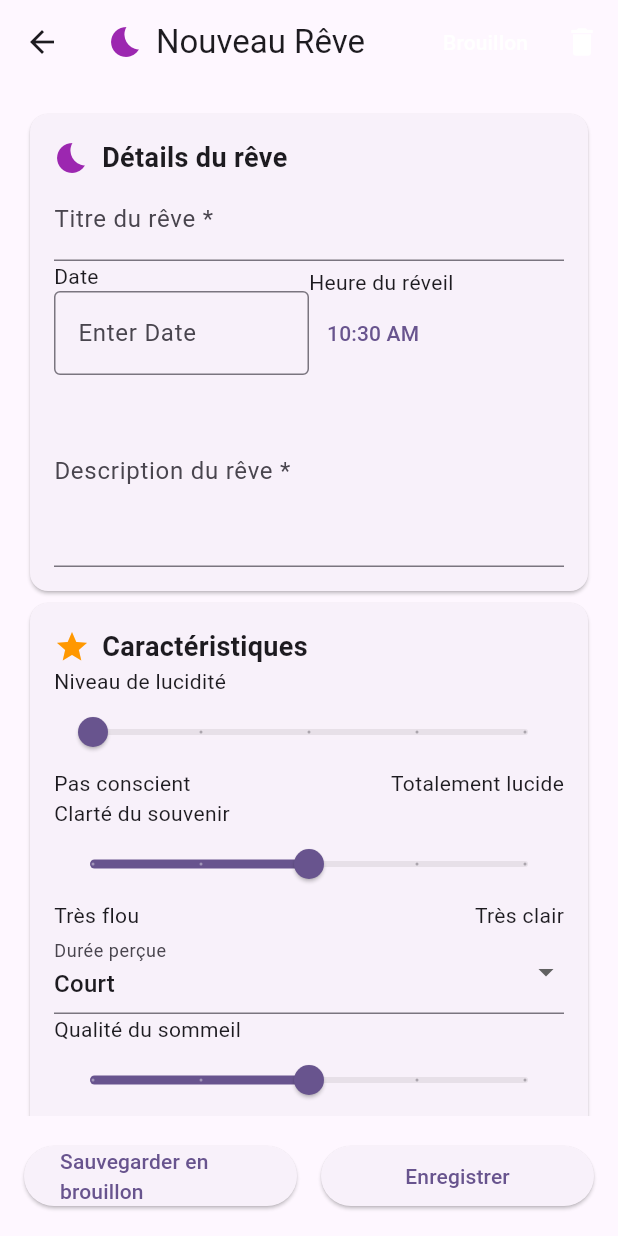
After one commit to conseil-benjamin/dreamary_flutter, a Flutter app: the AddDreamScreen screen opened by its route, on a phone screen of 412 x 824 dp. The commit adds this screen. Run offline on Flutter 3.47's test engine with Material 3 defaults, Android fonts, the light colour scheme and no system bars; our stand-ins replace animate_do, firebase_auth, firebase_core, google_sign_in; accounts and stored records are empty; network calls fail.

Commit message:
feat: starting to implement the screen: add_new_dream.dart

```diff
--- a/lib/features/auth/presentation/pages/login_screen.dart
+++ b/lib/features/auth/presentation/pages/login_screen.dart
@@ -44,6 +44,7 @@ class LoginScreen extends StatelessWidget {
               ElevatedButton.icon(
                 onPressed: () {
                   signInWithGoogle().then((UserCredential userCredential) {
+                    Navigator.pushNamed(context, '/add_new_dream');
                     ScaffoldMessenger.of(context).showSnackBar(
                       SnackBar(
                         content: Text('Connexion réussie : ${userCredential.user?.displayName}'),
--- /dev/null
+++ b/lib/features/newDream/presentation/pages/add_new_dream.dart
@@ -0,0 +1,478 @@
+import 'package:flutter/material.dart';
+
+class AddDreamScreen extends StatefulWidget {
+  @override
+  _AddDreamScreenState createState() => _AddDreamScreenState();
+}
+
+class _AddDreamScreenState extends State<AddDreamScreen> {
+  final _formKey = GlobalKey<FormState>();
+  String _title = '';
+  String _description = '';
+  DateTime _date = DateTime.now();
+  TimeOfDay _time = TimeOfDay.now();
+  int _lucidity = 1;
+  int _clarity = 3;
+  String _duration = 'Court';
+  int _sleepQuality = 3;
+  String _mood = 'Joyeux';
+  bool _isNightmare = false;
+  bool _isRecurring = false;
+  List<String> _tags = [];
+  List<String> predefinedTags = [
+    "Vol", "Eau", "Famille", "Animaux", "Ville", "Nature", "Poursuite", "École"
+  ];
+
+  Future<void> _selectDate(BuildContext context) async {
+    final DateTime? picked = await showDatePicker(
+      context: context,
+      initialDate: _date,
+      firstDate: DateTime(2000),
+      lastDate: DateTime(2101),
+    );
+    if (picked != null && picked != _date)
+      setState(() {
+        _date = picked;
+      });
+  }
+
+  Future<void> _selectTime(BuildContext context) async {
+    final TimeOfDay? picked = await showTimePicker(
+      context: context,
+      initialTime: _time,
+    );
+    if (picked != null && picked != _time)
+      setState(() {
+        _time = picked;
+      });
+  }
+
+  void _addTag(String tag) {
+    if (tag.isNotEmpty && !_tags.contains(tag)) {
+      setState(() {
+        _tags.add(tag);
+      });
+    }
+  }
+
+  void _removeTag(String tag) {
+    setState(() {
+      _tags.remove(tag);
+    });
+  }
+
+  @override
+  Widget build(BuildContext context) {
+    final firstDate = DateTime(DateTime.now().year - 120);
+    final lastDate = DateTime.now();
+
+    return Scaffold(
+      appBar: AppBar(
+        title: Row(
+          children: [
+            Icon(Icons.bedtime, color: Colors.purple),
+            SizedBox(width: 8),
+            Text('Nouveau Rêve'),
+          ],
+        ),
+        actions: [
+          TextButton(
+            onPressed: () {
+              // Sauvegarder en brouillon
+            },
+            child: Text('Brouillon', style: TextStyle(color: Colors.white)),
+          ),
+          IconButton(
+            icon: Icon(Icons.delete, color: Colors.white),
+            onPressed: () {
+              _formKey.currentState?.reset();
+            },
+          ),
+        ],
+      ),
+      body: SingleChildScrollView(
+        padding: EdgeInsets.all(16.0),
+        child: Form(
+          key: _formKey,
+          child: Column(
+            crossAxisAlignment: CrossAxisAlignment.start,
+            children: [
+              Card(
+                child: Padding(
+                  padding: EdgeInsets.all(16.0),
+                  child: Column(
+                    crossAxisAlignment: CrossAxisAlignment.start,
+                    children: [
+                      Row(
+                        children: [
+                          Icon(Icons.bedtime, color: Colors.purple),
+                          SizedBox(width: 8),
+                          Text('Détails du rêve', style: TextStyle(fontSize: 18, fontWeight: FontWeight.bold)),
+                        ],
+                      ),
+                      TextFormField(
+                        decoration: InputDecoration(labelText: 'Titre du rêve *'),
+                        validator: (value) {
+                          if (value == null || value.isEmpty) {
+                            return 'Veuillez entrer un titre';
+                          }
+                          return null;
+                        },
+                        onSaved: (value) {
+                          _title = value!;
+                        },
+                      ),
+                      Row(
+                        children: [
+                          Expanded(
+                            child: Column(
+                              crossAxisAlignment: CrossAxisAlignment.start,
+                              children: [
+                                Text('Date'),
+                                InputDatePickerFormField(firstDate: firstDate, lastDate: lastDate,)
+                              ],
+                            ),
+                          ),
+                          Expanded(
+                            child: Column(
+                              crossAxisAlignment: CrossAxisAlignment.start,
+                              children: [
+                                Text('Heure du réveil'),
+                                TextButton(
+                                  onPressed: () => _selectTime(context),
+                                  child: Text(_time.format(context)),
+                                ),
+                              ],
+                            ),
+                          ),
+                        ],
+                      ),
+                      TextFormField(
+                        decoration: InputDecoration(labelText: 'Description du rêve *'),
+                        maxLines: 4,
+                        validator: (value) {
+                          if (value == null || value.isEmpty) {
+                            return 'Veuillez entrer une description';
+                          }
+                          return null;
+                        },
+                        onSaved: (value) {
+                          _description = value!;
+                        },
+                      ),
+                    ],
+                  ),
+                ),
+              ),
+              Card(
+                child: Padding(
+                  padding: EdgeInsets.all(16.0),
+                  child: Column(
+                    crossAxisAlignment: CrossAxisAlignment.start,
+                    children: [
+                      Row(
+                        children: [
+                          Icon(Icons.star, color: Colors.orange),
+                          SizedBox(width: 8),
+                          Text('Caractéristiques', style: TextStyle(fontSize: 18, fontWeight: FontWeight.bold)),
+                        ],
+                      ),
+                      Column(
+                        crossAxisAlignment: CrossAxisAlignment.start,
+                        children: [
+                          Text('Niveau de lucidité'),
+                          Slider(
+                            value: _lucidity.toDouble(),
+                            min: 1,
+                            max: 5,
+                            divisions: 4,
+                            label: _lucidity.toString(),
+                            onChanged: (value) {
+                              setState(() {
+                                _lucidity = value.toInt();
+                              });
+                            },
+                          ),
+                          Row(
+                            mainAxisAlignment: MainAxisAlignment.spaceBetween,
+                            children: [
+                              Text('Pas conscient'),
+                              Text('Totalement lucide'),
+                            ],
+                          ),
+                        ],
+                      ),
+                      Column(
+                        crossAxisAlignment: CrossAxisAlignment.start,
+                        children: [
+                          Text('Clarté du souvenir'),
+                          Slider(
+                            value: _clarity.toDouble(),
+                            min: 1,
+                            max: 5,
+                            divisions: 4,
+                            label: _clarity.toString(),
+                            onChanged: (value) {
+                              setState(() {
+                                _clarity = value.toInt();
+                              });
+                            },
+                          ),
+                          Row(
+                            mainAxisAlignment: MainAxisAlignment.spaceBetween,
+                            children: [
+                              Text('Très flou'),
+                              Text('Très clair'),
+                            ],
+                          ),
+                        ],
+                      ),
+                      DropdownButtonFormField<String>(
+                        value: _duration,
+                        decoration: InputDecoration(labelText: 'Durée perçue'),
+                        items: ['Court', 'Moyen', 'Long', 'Très long'].map((String value) {
+                          return DropdownMenuItem<String>(
+                            value: value,
+                            child: Text(value),
+                          );
+                        }).toList(),
+                        onChanged: (newValue) {
+                          setState(() {
+                            _duration = newValue!;
+                          });
+                        },
+                      ),
+                      Column(
+                        crossAxisAlignment: CrossAxisAlignment.start,
+                        children: [
+                          Text('Qualité du sommeil'),
+                          Slider(
+                            value: _sleepQuality.toDouble(),
+                            min: 1,
+                            max: 5,
+                            divisions: 4,
+                            label: _sleepQuality.toString(),
+                            onChanged: (value) {
+                              setState(() {
+                                _sleepQuality = value.toInt();
+                              });
+                            },
+                          ),
+                          Row(
+                            mainAxisAlignment: MainAxisAlignment.spaceBetween,
+                            children: [
+                              Text('Très mauvais'),
+                              Text('Excellent'),
+                            ],
+                          ),
+                        ],
+                      ),
+                    ],
+                  ),
+                ),
+              ),
+              Card(
+                child: Padding(
+                  padding: EdgeInsets.all(16.0),
+                  child: Column(
+                    crossAxisAlignment: CrossAxisAlignment.start,
+                    children: [
+                      Row(
+                        children: [
+                          Icon(Icons.favorite, color: Colors.pink),
+                          SizedBox(width: 8),
+                          Text('Émotions et type', style: TextStyle(fontSize: 18, fontWeight: FontWeight.bold)),
+                        ],
+                      ),
+                      Text('Humeur générale'),
+                      Wrap(
+                        spacing: 8.0,
+                        children: [
+                          'Joyeux', 'Paisible', 'Mystérieux', 'Nostalgique', 'Anxieux', 'Excité'
+                        ].map((mood) {
+                          return ChoiceChip(
+                            label: Text(mood),
+                            selected: _mood == mood,
+                            onSelected: (selected) {
+                              setState(() {
+                                _mood = mood;
+                              });
+                            },
+                          );
+                        }).toList(),
+                      ),
+                      SwitchListTile(
+                        title: Text('Cauchemar'),
+                        subtitle: Text('Ce rêve était-il effrayant ?'),
+                        value: _isNightmare,
+                        onChanged: (value) {
+                          setState(() {
+                            _isNightmare = value;
+                          });
+                        },
+                      ),
+                      SwitchListTile(
+                        title: Text('Rêve récurrent'),
+                        subtitle: Text('Avez-vous déjà fait ce rêve ?'),
+                        value: _isRecurring,
+                        onChanged: (value) {
+                          setState(() {
+                            _isRecurring = value;
+                          });
+                        },
+                      ),
+                    ],
+                  ),
+                ),
+              ),
+              Card(
+                child: Padding(
+                  padding: EdgeInsets.all(16.0),
+                  child: Column(
+                    crossAxisAlignment: CrossAxisAlignment.start,
+                    children: [
+                      Row(
+                        children: [
+                          Icon(Icons.label, color: Colors.green),
+                          SizedBox(width: 8),
+                          Text('Thèmes et éléments', style: TextStyle(fontSize: 18, fontWeight: FontWeight.bold)),
+                        ],
+                      ),
+                      Wrap(
+                        spacing: 8.0,
+                        children: _tags.map((tag) {
+                          return Chip(
+                            label: Text(tag),
+                            onDeleted: () => _removeTag(tag),
+                          );
+                        }).toList(),
+                      ),
+                      Row(
+                        children: [
+                          Expanded(
+                            child: TextField(
+                              decoration: InputDecoration(labelText: 'Ajouter un thème...'),
+                              onSubmitted: _addTag,
+                            ),
+                          ),
+                          IconButton(
+                            icon: Icon(Icons.add),
+                            onPressed: () {
+                              // Ajouter un thème
+                            },
+                          ),
+                        ],
+                      ),
+                      Text('Thèmes populaires'),
+                      Wrap(
+                        spacing: 8.0,
+                        children: predefinedTags.map((tag) {
+                          return FilterChip(
+                            label: Text(tag),
+                            onSelected: (selected) {
+                              _addTag(tag);
+                            },
+                          );
+                        }).toList(),
+                      ),
+                    ],
+                  ),
+                ),
+              ),
+              Card(
+                child: Padding(
+                  padding: EdgeInsets.all(16.0),
+                  child: Column(
+                    crossAxisAlignment: CrossAxisAlignment.start,
+                    children: [
+                      Row(
+                        children: [
+                          Icon(Icons.camera_alt, color: Colors.blue),
+                          SizedBox(width: 8),
+                          Text('Médias (optionnel)', style: TextStyle(fontSize: 18, fontWeight: FontWeight.bold)),
+                        ],
+                      ),
+                      Row(
+                        mainAxisAlignment: MainAxisAlignment.spaceEvenly,
+                        children: [
+                          Column(
+                            children: [
+                              IconButton(
+                                icon: Icon(Icons.camera_alt),
+                                onPressed: () {
+                                  // Ajouter une photo
+                                },
+                              ),
+                              Text('Photo'),
+                            ],
+                          ),
+                          Column(
+                            children: [
+                              IconButton(
+                                icon: Icon(Icons.color_lens),
+                                onPressed: () {
+                                  // Ajouter un dessin
+                                },
+                              ),
+                              Text('Dessin'),
+                            ],
+                          ),
+                          Column(
+                            children: [
+                              IconButton(
+                                icon: Icon(Icons.mic),
+                                onPressed: () {
+                                  // Ajouter un audio
+                                },
+                              ),
+                              Text('Audio'),
+                            ],
+                          ),
+                        ],
+                      ),
+                      Text(
+                        'Ajoutez des images, dessins ou enregistrements pour enrichir votre rêve',
+                        textAlign: TextAlign.center,
+                        style: TextStyle(color: Colors.grey),
+                      ),
+                    ],
+                  ),
+                ),
+              ),
+            ],
+          ),
+        ),
+      ),
+      bottomNavigationBar: Padding(
+        padding: EdgeInsets.all(16.0),
+        child: Row(
+          children: [
+            Expanded(
+              child: ElevatedButton(
+                onPressed: () {
+                  if (_formKey.currentState!.validate()) {
+                    _formKey.currentState!.save();
+                    // Sauvegarder en brouillon
+                  }
+                },
+                child: Text('Sauvegarder en brouillon'),
+              ),
+            ),
+            SizedBox(width: 16.0),
+            Expanded(
+              child: ElevatedButton(
+                onPressed: () {
+                  if (_formKey.currentState!.validate()) {
+                    _formKey.currentState!.save();
+                    // Enregistrer
+                  }
+                },
+                child: Text('Enregistrer'),
+              ),
+            ),
+          ],
+        ),
+      ),
+    );
+  }
+}
--- a/lib/routes/app_routes.dart
+++ b/lib/routes/app_routes.dart
@@ -2,6 +2,7 @@ import 'package:dreamary_flutter/features/auth/presentation/pages/login_screen.d
 import 'package:dreamary_flutter/features/auth/presentation/pages/sign_up_screeb.dart';
 import 'package:flutter/material.dart';
 import 'route_names.dart';
+import 'package:dreamary_flutter/features/newDream/presentation/pages/add_new_dream.dart';
 
 class AppRoutes {
   static Route<dynamic> generateRoute(RouteSettings settings) {
@@ -10,6 +11,8 @@ class AppRoutes {
         return MaterialPageRoute(builder: (_) => const LoginScreen());
       case RouteNames.register:
         return MaterialPageRoute(builder: (_) => const SignUpScreen());
+      case RouteNames.addDream:
+        return MaterialPageRoute(builder: (_) => AddDreamScreen());
       default:
         return MaterialPageRoute(
           builder: (_) => Scaffold(
--- a/lib/routes/route_names.dart
+++ b/lib/routes/route_names.dart
@@ -2,6 +2,7 @@ class RouteNames {
   static const String home = '/';
   static const String login = '/login';
   static const String register = '/register';
+  static const String addDream = '/add_new_dream';
   static const String profile = '/profile';
   static const String settings = '/settings';
   static const String about = '/about';
```
Also changed, not shown: 1 other file.
